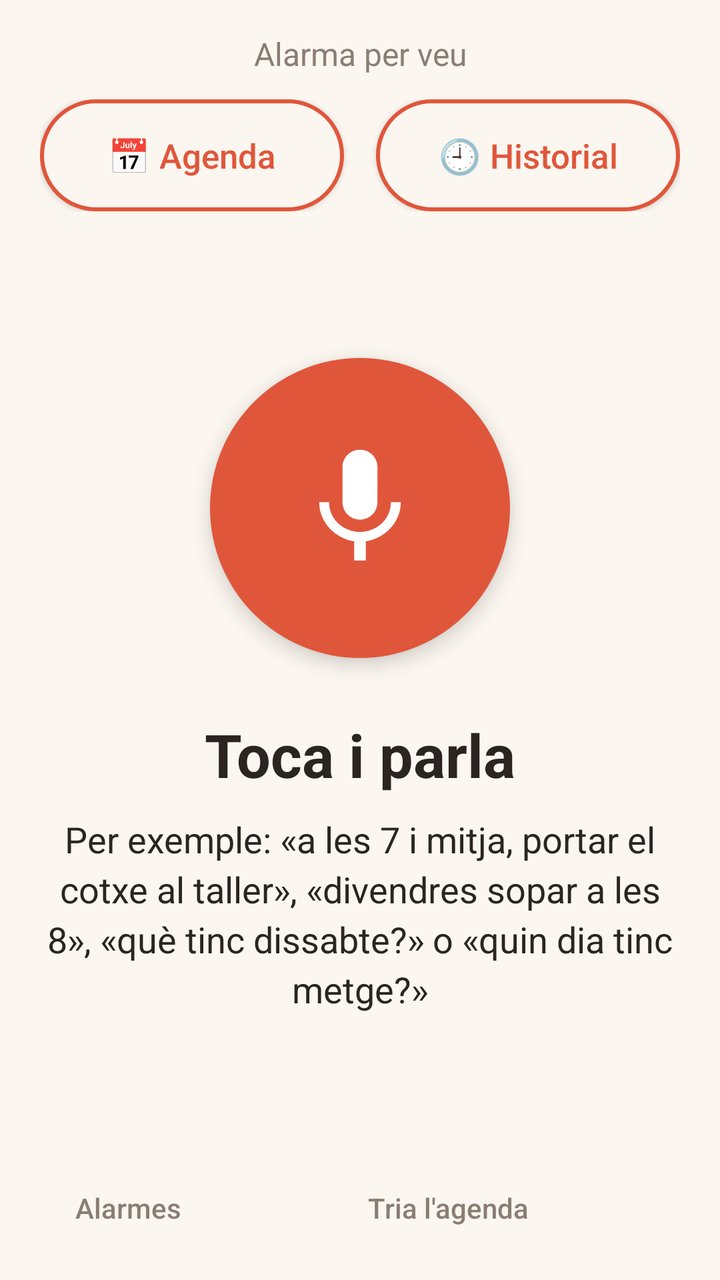
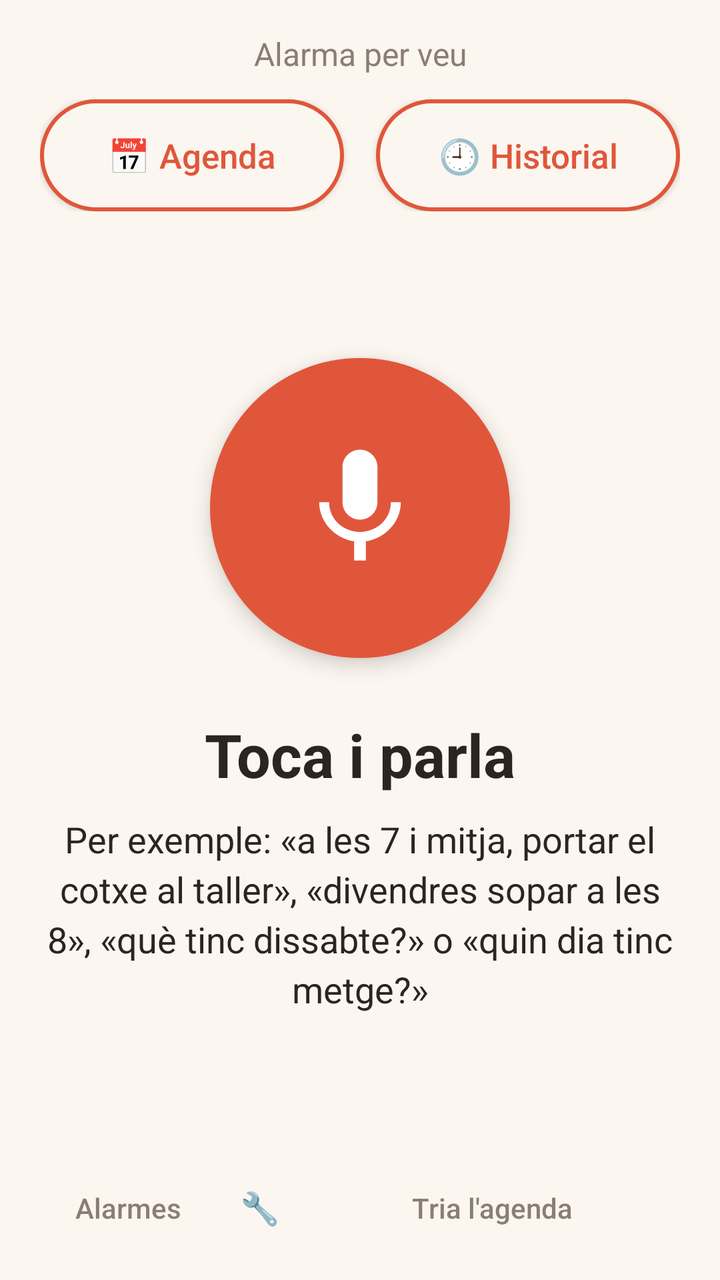

Two renders of the same Android screen: before a commit and after it. Below are the layout's source before the change and the commit's diff.
<!-- AndroidManifest.xml: application theme Tema -->
<!-- res/layout/activity_main.xml -->
<?xml version="1.0" encoding="utf-8"?>
<LinearLayout xmlns:android="http://schemas.android.com/apk/res/android"
    android:layout_width="match_parent"
    android:layout_height="match_parent"
    android:background="@color/fons"
    android:orientation="vertical"
    android:paddingStart="20dp"
    android:paddingTop="16dp"
    android:paddingEnd="20dp"
    android:paddingBottom="12dp">

    <TextView
        android:layout_width="match_parent"
        android:layout_height="wrap_content"
        android:gravity="center"
        android:text="@string/app_name"
        android:textColor="@color/text_suau"
        android:textSize="16sp" />

    
    <LinearLayout
        android:layout_width="match_parent"
        android:layout_height="wrap_content"
        android:layout_marginTop="12dp"
        android:orientation="horizontal">

        <Button
            android:id="@+id/boto_agenda"
            android:layout_width="0dp"
            android:layout_height="56dp"
            android:layout_marginEnd="8dp"
            android:layout_weight="1"
            android:background="@drawable/boto_contorn"
            android:text="@string/obre_agenda"
            android:textAllCaps="false"
            android:textColor="@color/accent"
            android:textSize="17sp" />

        <Button
            android:id="@+id/boto_historial"
            android:layout_width="0dp"
            android:layout_height="56dp"
            android:layout_marginStart="8dp"
            android:layout_weight="1"
            android:background="@drawable/boto_contorn"
            android:text="@string/obre_historial"
            android:textAllCaps="false"
            android:textColor="@color/accent"
            android:textSize="17sp" />
    </LinearLayout>

    
    <ScrollView
        android:layout_width="match_parent"
        android:layout_height="0dp"
        android:layout_weight="1"
        android:fillViewport="true">

        <LinearLayout
            android:layout_width="match_parent"
            android:layout_height="wrap_content"
            android:gravity="center"
            android:orientation="vertical"
            android:paddingTop="12dp"
            android:paddingBottom="12dp">

            <ImageButton
                android:id="@+id/boto_parla"
                android:layout_width="150dp"
                android:layout_height="150dp"
                android:background="@drawable/boto_rodo"
                android:contentDescription="@string/parla"
                android:elevation="6dp"
                android:padding="40dp"
                android:scaleType="fitCenter"
                android:src="@drawable/ic_mic" />

            <TextView
                android:id="@+id/estat"
                android:layout_width="match_parent"
                android:layout_height="wrap_content"
                android:layout_marginTop="28dp"
                android:gravity="center"
                android:text="@string/toca_per_parlar"
                android:textColor="@color/text"
                android:textSize="30sp"
                android:textStyle="bold" />

            <TextView
                android:id="@+id/detall"
                android:layout_width="match_parent"
                android:layout_height="wrap_content"
                android:layout_marginTop="10dp"
                android:gravity="center"
                android:lineSpacingExtra="4dp"
                android:text="@string/exemple"
                android:textColor="@color/text"
                android:textSize="18sp" />

            <TextView
                android:id="@+id/escoltat"
                android:layout_width="match_parent"
                android:layout_height="wrap_content"
                android:layout_marginTop="14dp"
                android:gravity="center"
                android:textColor="@color/text_suau"
                android:textSize="15sp"
                android:visibility="gone" />
        </LinearLayout>
    </ScrollView>

    
    <LinearLayout
        android:id="@+id/fila_dubte"
        android:layout_width="match_parent"
        android:layout_height="wrap_content"
        android:layout_marginTop="8dp"
        android:layout_marginBottom="8dp"
        android:orientation="horizontal"
        android:visibility="gone">

        <Button
            android:id="@+id/boto_no"
            android:layout_width="0dp"
            android:layout_height="56dp"
            android:layout_marginEnd="8dp"
            android:layout_weight="1"
            android:background="@drawable/boto_contorn"
            android:text="@string/no_deixa_ho"
            android:textAllCaps="false"
            android:textColor="@color/text"
            android:textSize="17sp" />

        <Button
            android:id="@+id/boto_si"
            android:layout_width="0dp"
            android:layout_height="56dp"
            android:layout_marginStart="8dp"
            android:layout_weight="1"
            android:background="@drawable/boto_pastilla"
            android:text="@string/apunta_igualment"
            android:textAllCaps="false"
            android:textColor="@color/blanc"
            android:textSize="17sp" />
    </LinearLayout>

    <LinearLayout
        android:layout_width="match_parent"
        android:layout_height="wrap_content"
        android:gravity="center"
        android:orientation="horizontal">

        <Button
            android:id="@+id/boto_alarmes"
            style="?android:attr/borderlessButtonStyle"
            android:layout_width="wrap_content"
            android:layout_height="wrap_content"
            android:text="@string/veure_alarmes"
            android:textAllCaps="false"
            android:textColor="@color/text_suau"
            android:textSize="14sp" />

        <Button
            android:id="@+id/boto_calendari"
            style="?android:attr/borderlessButtonStyle"
            android:layout_width="0dp"
            android:layout_height="wrap_content"
            android:layout_weight="1"
            android:ellipsize="end"
            android:maxLines="1"
            android:text="@string/tria_agenda"
            android:textAllCaps="false"
            android:textColor="@color/text_suau"
            android:textSize="14sp" />
    </LinearLayout>
</LinearLayout>
<!-- resources referenced by this layout -->
<resources>
  <color name="accent">#E0563B</color>
  <color name="blanc">#FFFFFF</color>
  <color name="fons">#FBF6EF</color>
  <color name="text">#2B2420</color>
  <color name="text_suau">#8A7E74</color>
  <!-- drawable boto_contorn (drawable) -->
  <?xml version="1.0" encoding="utf-8"?>
  <ripple xmlns:android="http://schemas.android.com/apk/res/android"
      android:color="#22E0563B">
      <item>
          <shape android:shape="rectangle">
              <corners android:radius="28dp" />
              <solid android:color="@color/fons" />
              <stroke
                  android:width="2dp"
                  android:color="@color/accent" />
          </shape>
      </item>
  </ripple>
  <!-- drawable boto_pastilla (drawable) -->
  <?xml version="1.0" encoding="utf-8"?>
  <ripple xmlns:android="http://schemas.android.com/apk/res/android"
      android:color="#40FFFFFF">
      <item>
          <shape android:shape="rectangle">
              <corners android:radius="28dp" />
              <solid android:color="@color/accent" />
          </shape>
      </item>
  </ripple>
  <!-- drawable boto_rodo (drawable) -->
  <?xml version="1.0" encoding="utf-8"?>
  <ripple xmlns:android="http://schemas.android.com/apk/res/android"
      android:color="#40FFFFFF">
      <item>
          <shape android:shape="oval">
              <solid android:color="@color/accent" />
          </shape>
      </item>
  </ripple>
  <!-- drawable ic_mic (drawable) -->
  <?xml version="1.0" encoding="utf-8"?>
  <vector xmlns:android="http://schemas.android.com/apk/res/android"
      android:width="24dp"
      android:height="24dp"
      android:viewportWidth="24"
      android:viewportHeight="24">
      <path
          android:fillColor="@color/blanc"
          android:pathData="M12,14c1.66,0 2.99,-1.34 2.99,-3L15,5c0,-1.66 -1.34,-3 -3,-3S9,3.34 9,5v6c0,1.66 1.34,3 3,3zM17.3,11c0,3 -2.54,5.1 -5.3,5.1S6.7,14 6.7,11L5,11c0,3.41 2.72,6.23 6,6.72L11,21h2v-3.28c3.28,-0.48 6,-3.3 6,-6.72h-1.7z" />
  </vector>
  <string name="app_name">Alarma per veu</string>
  <string name="apunta_igualment">Apunta-ho igualment</string>
  <string name="exemple">Per exemple: «a les 7 i mitja, portar el cotxe al taller», «divendres sopar a les 8», «què tinc dissabte?» o «quin dia tinc metge?»</string>
  <string name="no_deixa_ho">No, deixa-ho</string>
  <string name="obre_agenda">📅 Agenda</string>
  <string name="obre_historial">🕘 Historial</string>
  <string name="parla">Parla per posar una alarma</string>
  <string name="toca_per_parlar">Toca i parla</string>
  <string name="tria_agenda">Tria l\'agenda</string>
  <string name="veure_alarmes">Alarmes</string>
  <style name="Tema" parent="android:Theme.Material.Light.NoActionBar">
          <item name="android:windowBackground">@color/fons</item>
          <item name="android:statusBarColor">@color/fons</item>
          <item name="android:navigationBarColor">@color/fons</item>
          <item name="android:windowLightStatusBar">true</item>
          <item name="android:colorAccent">@color/accent</item>
      </style>
</resources>

<!-- the commit's change to res/layout/activity_main.xml (unified diff, before → after) -->
@@ -161,6 +161,16 @@
             android:textSize="14sp" />
 
         <Button
+            android:id="@+id/boto_diagnostic"
+            style="?android:attr/borderlessButtonStyle"
+            android:layout_width="wrap_content"
+            android:layout_height="wrap_content"
+            android:minWidth="0dp"
+            android:contentDescription="@string/diagnostic"
+            android:text="🔧"
+            android:textSize="16sp" />
+
+        <Button
             android:id="@+id/boto_calendari"
             style="?android:attr/borderlessButtonStyle"
             android:layout_width="0dp"
<!-- resource entries referenced after the edit -->
@@ -53,6 +53,7 @@
   </vector>
   <string name="app_name">Alarma per veu</string>
   <string name="apunta_igualment">Apunta-ho igualment</string>
+  <string name="diagnostic">Diagnòstic</string>
   <string name="exemple">Per exemple: «a les 7 i mitja, portar el cotxe al taller», «divendres sopar a les 8», «què tinc dissabte?» o «quin dia tinc metge?»</string>
   <string name="no_deixa_ho">No, deixa-ho</string>
   <string name="obre_agenda">📅 Agenda</string>
